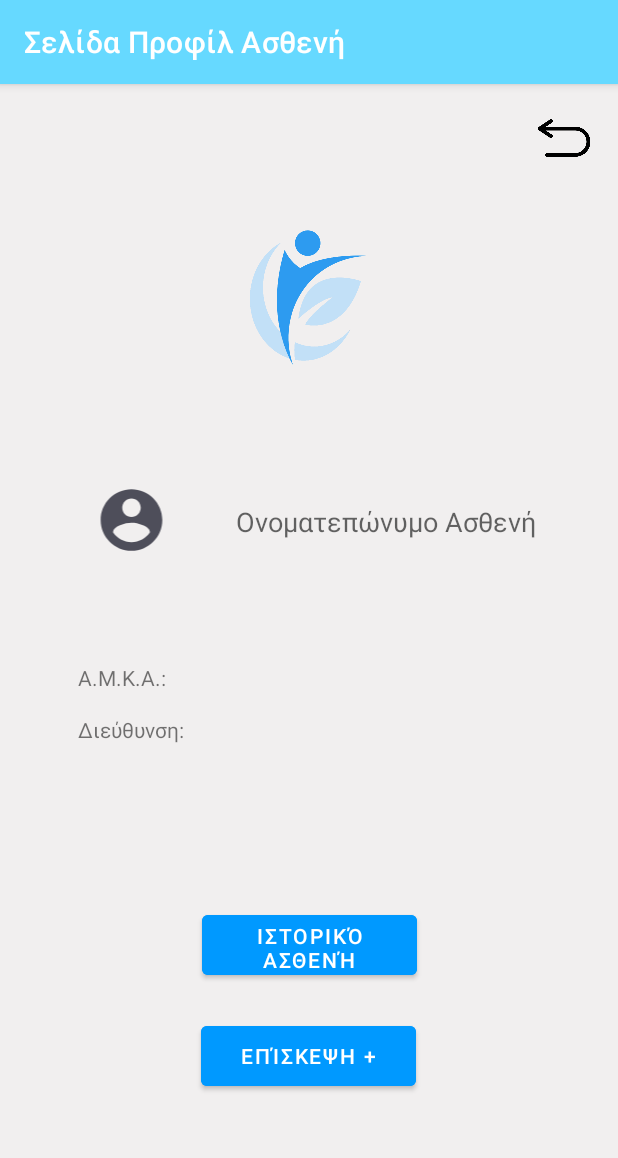
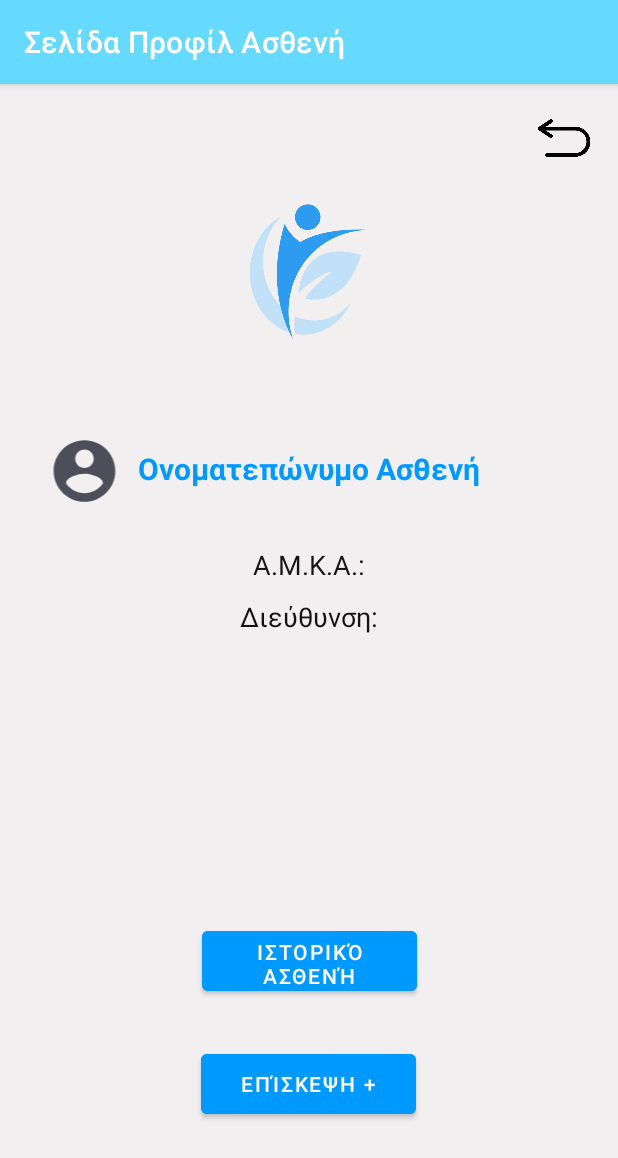
Before and after one commit to AndroidStudio2023/AndroidStudioPSApp, an Android app: the PatientProfilePage screen opened directly, with no data from a screen before it, on a phone screen of 412 x 824 dp. Shown: the top 1158 px of the screen. Run offline under Robolectric (Android 15) with nearby library versions, the phone set to English and light mode, and no system bars; network calls fail; 5 statements that could not run were skipped.

Commit message:
Complete R4 and other changes

```diff
--- a/app/src/main/java/com/example/physiotherapycenterapplication/DailyAppointments.java
+++ b/app/src/main/java/com/example/physiotherapycenterapplication/DailyAppointments.java
@@ -32,7 +32,7 @@ public class DailyAppointments extends AppCompatActivity {
         day = extras.getString("date");
         doctorData = extras.getStringArrayList("userDataArrayList");
         myDate = findViewById(R.id.dayTextView);
-        myDate.setText("Τα ραντεβούσας για \n          '"+day+"'");
+        myDate.setText("Τα ραντεβού σας για \n          '"+day+"'");
 
         listView = (ListView) findViewById(R.id.myList);
 
--- a/app/src/main/java/com/example/physiotherapycenterapplication/PatientProfilePage.java
+++ b/app/src/main/java/com/example/physiotherapycenterapplication/PatientProfilePage.java
@@ -31,8 +31,10 @@ public class PatientProfilePage extends AppCompatActivity {
         Objects.requireNonNull(getSupportActionBar()).setTitle("Σελίδα Προφίλ Ασθενή");
         extras = getIntent().getExtras();
         doctorData = extras.getStringArrayList("userDataArrayList");
+
         //Print patient name
         patientData = extras.getStringArrayList("patientName");
+
         patientAMKAView = findViewById(R.id.amkaTextView);
         patientNameView = findViewById(R.id.firstLastNamePatient);
         patientAddressView = findViewById(R.id.AddressTextView);
@@ -41,12 +43,14 @@ public class PatientProfilePage extends AppCompatActivity {
         patientNameView.setText(patientData.get(1));
         String s2 = patientAddressView.getText().toString();
         patientAddressView.setText(s2+" "+patientData.get(2));
+
     }
 
 
     public void goToHistoryPage(View view) throws IOException {
         Intent intent = new Intent(getApplicationContext(),HistoryPage.class);
-        intent.putExtra("userDataArrayList",doctorData);
+        intent.putExtra("doctorDataArrayList",doctorData);
+        intent.putExtra("patientDataArrayList",patientData);
         startActivity(intent);
     }
 
--- a/app/src/main/res/layout/activity_patient_profile_page.xml
+++ b/app/src/main/res/layout/activity_patient_profile_page.xml
@@ -14,98 +14,86 @@
         android:layout_height="52dp"
         android:layout_marginStart="24dp"
         android:layout_marginEnd="24dp"
+        android:layout_marginBottom="75dp"
         android:backgroundTint="@color/buttonColor"
         android:onClick="goToAddVisitPage"
         android:text="Επίσκεψη +"
         app:layout_constraintBottom_toBottomOf="parent"
         app:layout_constraintEnd_toEndOf="parent"
         app:layout_constraintHorizontal_bias="0.497"
-        app:layout_constraintStart_toStartOf="parent"
-        app:layout_constraintTop_toBottomOf="@+id/patientsAppointmentButton"
-        app:layout_constraintVertical_bias="0.188" />
+        app:layout_constraintStart_toStartOf="parent" />
 
     <Button
         android:id="@+id/patientsAppointmentButton"
         android:layout_width="143dp"
         android:layout_height="52dp"
-        android:layout_marginBottom="10dp"
+        android:layout_marginBottom="30dp"
         android:backgroundTint="@color/buttonColor"
         android:onClick="goToHistoryPage"
         android:text="Ιστορικό Ασθενή"
-        app:layout_constraintBottom_toBottomOf="parent"
+        app:layout_constraintBottom_toTopOf="@+id/patientsButton"
         app:layout_constraintEnd_toEndOf="parent"
-        app:layout_constraintStart_toStartOf="parent"
-        app:layout_constraintTop_toTopOf="parent"
-        app:layout_constraintVertical_bias="0.776" />
+        app:layout_constraintStart_toStartOf="parent" />
 
     <ImageView
         android:id="@+id/imageView3"
         android:layout_width="100dp"
         android:layout_height="100dp"
         android:layout_marginStart="8dp"
+        android:layout_marginTop="75dp"
         android:layout_marginEnd="8dp"
-        android:layout_marginBottom="32dp"
-        app:layout_constraintBottom_toBottomOf="parent"
         app:layout_constraintEnd_toEndOf="parent"
         app:layout_constraintStart_toStartOf="parent"
         app:layout_constraintTop_toTopOf="parent"
-        app:layout_constraintVertical_bias="0.146"
         app:srcCompat="@drawable/appicon1" />
 
     <TextView
         android:id="@+id/amkaTextView"
         android:layout_width="wrap_content"
         android:layout_height="wrap_content"
-        android:layout_marginStart="52dp"
+        android:layout_marginTop="38dp"
         android:text="A.M.K.A.:"
-        app:layout_constraintBottom_toBottomOf="parent"
+        android:textColor="#151414"
+        android:textSize="18sp"
         app:layout_constraintEnd_toEndOf="parent"
-        app:layout_constraintHorizontal_bias="0.0"
         app:layout_constraintStart_toStartOf="parent"
-        app:layout_constraintTop_toTopOf="parent"
-        app:layout_constraintVertical_bias="0.516" />
+        app:layout_constraintTop_toBottomOf="@+id/firstLastNamePatient" />
 
     <TextView
         android:id="@+id/AddressTextView"
         android:layout_width="wrap_content"
         android:layout_height="wrap_content"
-        android:layout_marginStart="52dp"
+        android:layout_marginTop="10dp"
         android:text="Διεύθυνση:"
-        app:layout_constraintBottom_toBottomOf="parent"
+        android:textColor="#131313"
+        android:textSize="18sp"
         app:layout_constraintEnd_toEndOf="parent"
-        app:layout_constraintHorizontal_bias="0.0"
         app:layout_constraintStart_toStartOf="parent"
-        app:layout_constraintTop_toBottomOf="@+id/amkaTextView"
-        app:layout_constraintVertical_bias="0.044" />
+        app:layout_constraintTop_toBottomOf="@+id/amkaTextView" />
 
     <ImageView
         android:id="@+id/imageView9"
         android:layout_width="55dp"
         android:layout_height="49dp"
-        app:layout_constraintBottom_toBottomOf="parent"
+        android:layout_marginTop="58dp"
+        android:layout_marginEnd="8dp"
         app:layout_constraintEnd_toStartOf="@+id/firstLastNamePatient"
-        app:layout_constraintHorizontal_bias="0.589"
-        app:layout_constraintStart_toStartOf="parent"
-        app:layout_constraintTop_toTopOf="parent"
-        app:layout_constraintVertical_bias="0.37"
+        app:layout_constraintTop_toBottomOf="@+id/imageView3"
         app:srcCompat="@drawable/baseline_account_circle_24" />
 
     <TextView
         android:id="@+id/firstLastNamePatient"
         android:layout_width="wrap_content"
         android:layout_height="wrap_content"
-        android:layout_marginStart="60dp"
-        android:layout_marginTop="16dp"
-        android:layout_marginEnd="16dp"
-        android:layout_marginBottom="32dp"
+        android:layout_marginTop="67dp"
         android:text="Ονοματεπώνυμο Ασθενή"
         android:textAppearance="@style/TextAppearance.AppCompat.Medium"
-        app:layout_constraintBottom_toBottomOf="parent"
+        android:textColor="@color/buttonColor"
+        android:textSize="20sp"
+        android:textStyle="bold"
         app:layout_constraintEnd_toEndOf="parent"
-        app:layout_constraintHorizontal_bias="0.718"
         app:layout_constraintStart_toStartOf="parent"
-        app:layout_constraintTop_toTopOf="parent"
-        app:layout_constraintVertical_bias="0.379" />
+        app:layout_constraintTop_toBottomOf="@+id/imageView3" />
 
     <ImageButton
         android:id="@+id/returnToSearchPatientPage"
```
Also changed, not shown: app/src/main/java/com/example/physiotherapycenterapplication/AddNewVisitPage.java (+9 -0 lines), app/src/main/java/com/example/physiotherapycenterapplication/HistoryPage.java (+30 -18 lines), app/src/main/java/com/example/physiotherapycenterapplication/Main_doctor_page.java (+4 -14 lines), app/src/main/java/com/example/physiotherapycenterapplication/New_patient.java (+16 -2 lines), app/src/main/res/layout/activity_add_new_visit_page.xml (+18 -4 lines), app/src/main/res/layout/activity_history_page.xml (+31 -39 lines), app/src/main/res/layout/activity_main_patient.xml (+5 -5 lines), app/src/main/res/layout/activity_new_patient.xml (+14 -1 lines), app/src/main/res/layout/history_card_layout.xml (+5 -4 lines).
